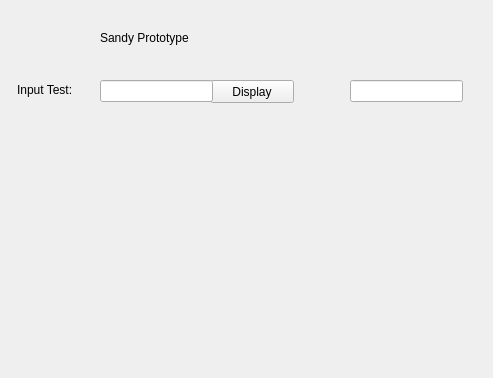
frankengarden/Sandy, file qtcrashcourse/mainwindow.ui: the form before one commit.
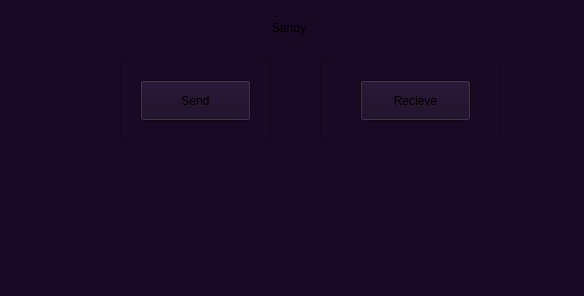
The form after the commit. Icons and pictures are not drawn.

Diff of the .ui file:
```diff
--- a/qtcrashcourse/mainwindow.ui
+++ b/qtcrashcourse/mainwindow.ui
@@ -6,75 +6,109 @@
    <rect>
     <x>0</x>
     <y>0</y>
-    <width>493</width>
-    <height>378</height>
+    <width>584</width>
+    <height>296</height>
    </rect>
   </property>
   <property name="windowTitle">
    <string>MainWindow</string>
   </property>
+  <property name="styleSheet">
+   <string notr="true">background-color: rgb(25, 9, 37);</string>
+  </property>
   <widget class="QWidget" name="centralwidget">
-   <widget class="QPushButton" name="pushButton">
-    <property name="geometry">
-     <rect>
-      <x>210</x>
-      <y>80</y>
-      <width>84</width>
-      <height>23</height>
-     </rect>
-    </property>
-    <property name="text">
-     <string>Display</string>
-    </property>
-   </widget>
    <widget class="QLabel" name="label">
     <property name="geometry">
      <rect>
-      <x>100</x>
-      <y>30</y>
-      <width>101</width>
+      <x>260</x>
+      <y>20</y>
+      <width>58</width>
       <height>16</height>
      </rect>
     </property>
     <property name="text">
-     <string>Sandy Prototype</string>
+     <string>Sandy</string>
     </property>
-   </widget>
-   <widget class="QLineEdit" name="lineEdit">
-    <property name="geometry">
-     <rect>
-      <x>100</x>
-      <y>80</y>
-      <width>113</width>
-      <height>22</height>
-     </rect>
+    <property name="alignment">
+     <set>Qt::AlignmentFlag::AlignCenter</set>
     </property>
    </widget>
-   <widget class="QLabel" name="label_2">
+   <widget class="QPushButton" name="pushButton_2">
     <property name="geometry">
      <rect>
-      <x>17</x>
+      <x>330</x>
       <y>80</y>
-      <width>71</width>
-      <height>20</height>
+      <width>121</width>
+      <height>41</height>
      </rect>
     </property>
     <property name="text">
-     <string>Input Test:</string>
+     <string>Receive</string>
     </property>
    </widget>
-   <widget class="QLineEdit" name="OutputLineEdit">
+   <widget class="QFrame" name="frame">
     <property name="geometry">
      <rect>
-      <x>350</x>
-      <y>80</y>
-      <width>113</width>
-      <height>22</height>
+      <x>120</x>
+      <y>60</y>
+      <width>151</width>
+      <height>81</height>
      </rect>
     </property>
-    <property name="readOnly">
-     <bool>true</bool>
+    <property name="frameShape">
+     <enum>QFrame::Shape::StyledPanel</enum>
     </property>
+    <property name="frameShadow">
+     <enum>QFrame::Shadow::Raised</enum>
+    </property>
+    <widget class="QPushButton" name="pushButton">
+     <property name="geometry">
+      <rect>
+       <x>20</x>
+       <y>20</y>
+       <width>111</width>
+       <height>41</height>
+      </rect>
+     </property>
+     <property name="text">
+      <string>Send</string>
+     </property>
+     <property name="icon">
+      <iconset theme="QIcon::ThemeIcon::DocumentSend"/>
+     </property>
+    </widget>
+   </widget>
+   <widget class="QFrame" name="frame_2">
+    <property name="geometry">
+     <rect>
+      <x>320</x>
+      <y>60</y>
+      <width>181</width>
+      <height>81</height>
+     </rect>
+    </property>
+    <property name="frameShape">
+     <enum>QFrame::Shape::StyledPanel</enum>
+    </property>
+    <property name="frameShadow">
+     <enum>QFrame::Shadow::Raised</enum>
+    </property>
+    <widget class="QPushButton" name="pushButton_3">
+     <property name="geometry">
+      <rect>
+       <x>40</x>
+       <y>20</y>
+       <width>111</width>
+       <height>41</height>
+      </rect>
+     </property>
+     <property name="text">
+      <string>Recieve</string>
+     </property>
+     <property name="icon">
+      <iconset theme="QIcon::ThemeIcon::MailMarkUnread"/>
+     </property>
+    </widget>
    </widget>
   </widget>
  </widget>
```
Left out of the diff: 3 changed lines with no effect on the pictures.
